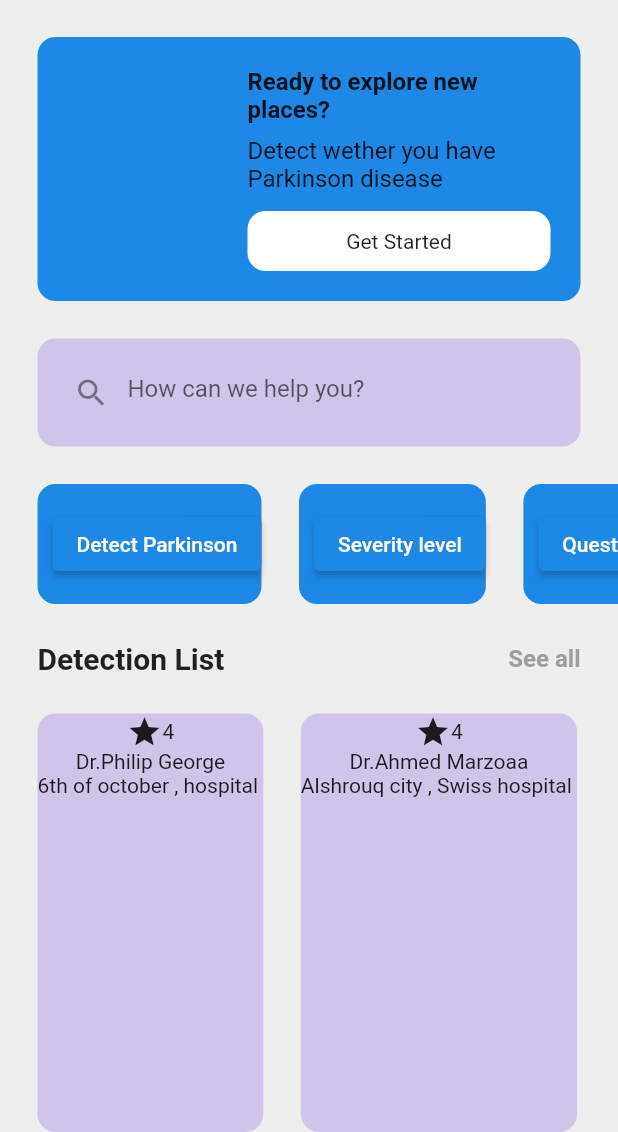
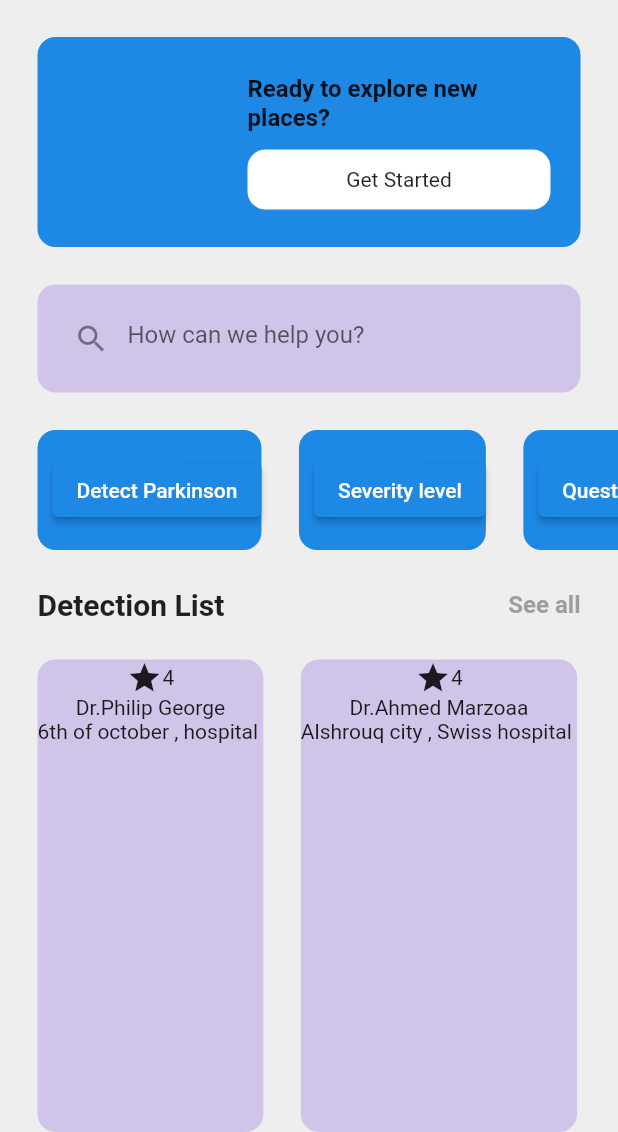
Before and after one commit to nathaliesameh26/DiscoverEgypt, a Flutter app: the screen it shows after launch, on a phone screen of 412 x 824 dp, the part 104-1236 px from its top. Run offline on Flutter 3.47's test engine with Material 2 defaults, Android fonts, the phone set to English and light mode, and no system bars; our stand-ins replace cloud_firestore, csc_picker, file_picker, firebase_analytics, firebase_auth, firebase_core and 8 more; missing offline and left inert: binder; accounts and stored records are empty.

Commit message:
planner pannel

```diff
--- a/mobileapplication/lib/screens/Planner_panel.dart
+++ b/mobileapplication/lib/screens/Planner_panel.dart
@@ -86,13 +86,6 @@ class _PlannerPanelState extends State<PlannerPanel> {
                           'Ready to explore new places?',
                           style: TextStyle(
                             fontWeight: FontWeight.bold,
-                            fontSize: 16,
-                          ),
-                        ),
-                        const SizedBox(height: 8),
-                        const Text(
-                          'Detect wether you have Parkinson disease',
-                          style: TextStyle(
                             fontSize: 16,
                           ),
                         ),
```
